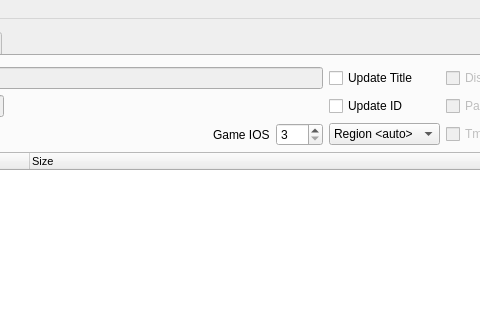
giantpune/qtwitgui, file mainwindow.ui: the form before one commit; both pictures show x 195 to 675 and y 0 to 320 of the 757 by 560 pixel window.
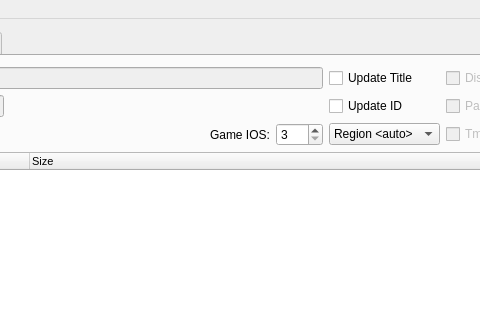
The form after the commit. The open tabs and pages were chosen to show the change.

Commit message: * enable dragging & dropping a game into the main window to load it

The edit to the form file:
```diff
--- a/mainwindow.ui
+++ b/mainwindow.ui
@@ -251,7 +251,7 @@
                <string>What IOS should be used in the TMD</string>
               </property>
               <property name="text">
-               <string>Game IOS</string>
+               <string>Game IOS:</string>
               </property>
              </widget>
             </item>
```
Left out of the diff: 8 changed lines with no effect on the pictures. The commit also changes 2 other files.
